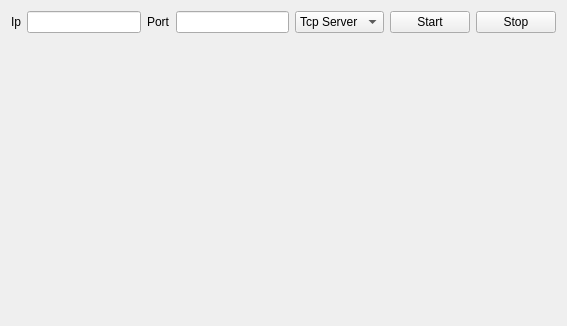
CGinMax/ProtocolTools, file CdtTools/ui/tabpage.ui: the form before one commit.
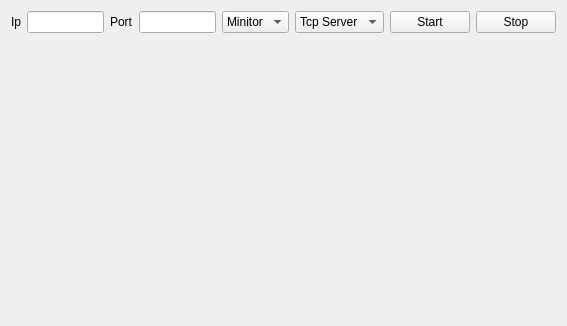
The form after the commit.

```diff
--- a/CdtTools/ui/tabpage.ui
+++ b/CdtTools/ui/tabpage.ui
@@ -36,6 +36,20 @@
      <item>
       <widget class="QLineEdit" name="editPort"/>
      </item>
+     <item>
+      <widget class="QComboBox" name="comboBox">
+       <item>
+        <property name="text">
+         <string>Minitor</string>
+        </property>
+       </item>
+       <item>
+        <property name="text">
+         <string>WF</string>
+        </property>
+       </item>
+      </widget>
+     </item>
      <item>
       <widget class="QComboBox" name="cbbProtocl">
        <item>
```
